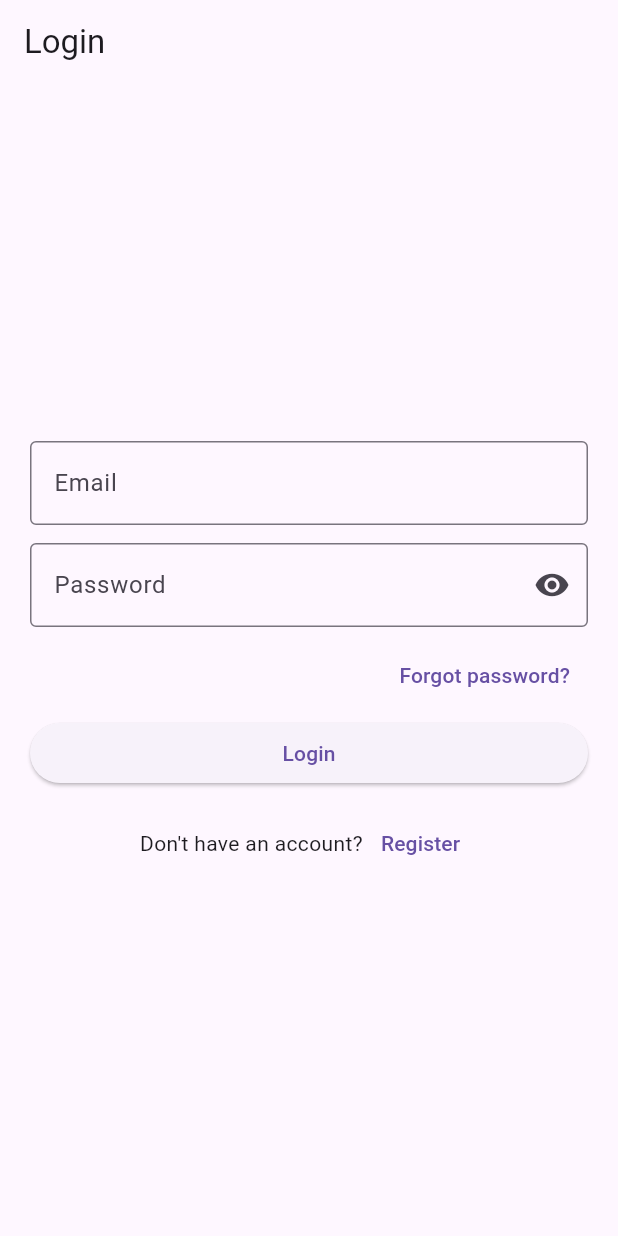
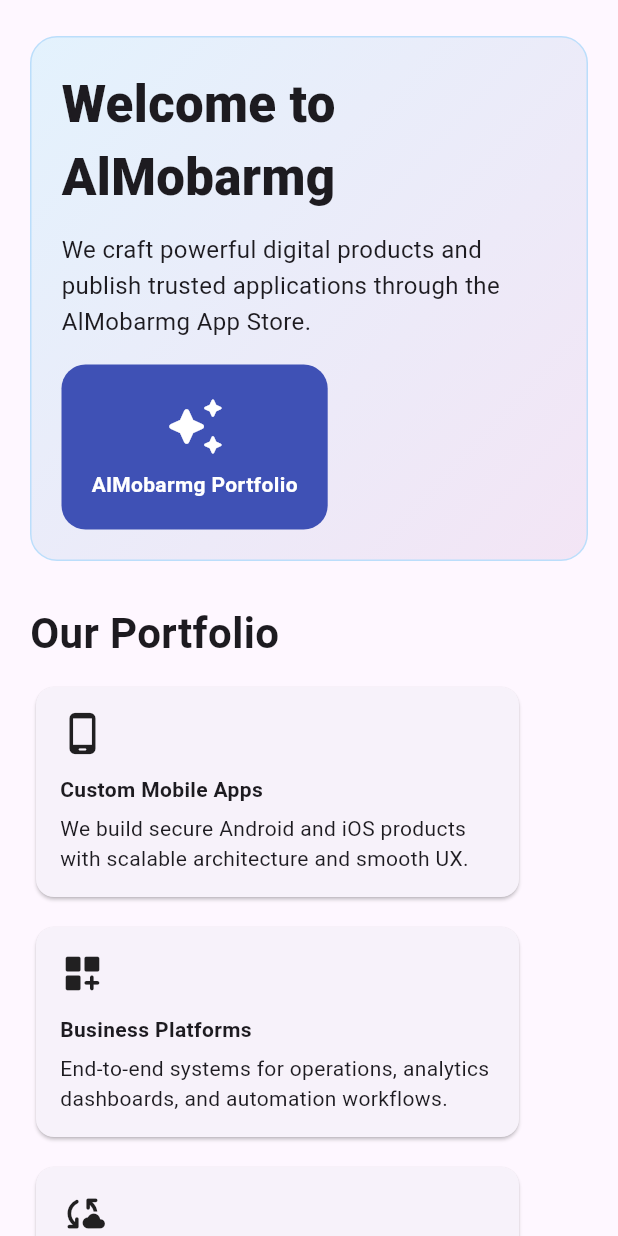
Before and after one commit to OmarlZanaty/AlMobarmg-App-Store, a Flutter app: the screen it shows after launch, on a phone screen of 412 x 824 dp. Run offline on Flutter 3.47's test engine with Material 3 defaults, Android fonts, the phone set to English and light mode, and no system bars; our stand-ins replace cached_network_image, dio, file_picker, flutter_riverpod, flutter_secure_storage, fluttertoast and 5 more; missing offline and left inert: flutter_stripe.

Commit message:
feat: replace root with portfolio landing and role-based signup

```diff
--- a/frontend/lib/main.dart
+++ b/frontend/lib/main.dart
@@ -17,6 +17,7 @@ import 'screens/developer/upload_screen.dart';
 import 'screens/fix_rejection_screen.dart';
 import 'screens/home_screen.dart';
 import 'screens/install_guide_screen.dart';
+import 'screens/landing_screen.dart';
 import 'screens/security_report_screen.dart';
 
 void main() {
@@ -72,9 +73,14 @@ final goRouterProvider = Provider<GoRouter>((ref) {
   return GoRouter(
     initialLocation: '/',
     routes: [
-      GoRoute(path: '/', builder: (context, state) => const SplashGate()),
+      GoRoute(path: '/', builder: (_, __) => const LandingScreen()),
       GoRoute(path: '/login', builder: (_, __) => const LoginScreen()),
-      GoRoute(path: '/register', builder: (_, __) => const RegisterScreen()),
+      GoRoute(
+        path: '/register',
+        builder: (context, state) => RegisterScreen(
+          initialRole: state.uri.queryParameters['role'],
+        ),
+      ),
       GoRoute(
         path: '/verify-email',
         builder: (context, state) =>
@@ -169,33 +175,3 @@ class AlMobarmgStoreApp extends ConsumerWidget {
     );
   }
 }
-
-class SplashGate extends ConsumerWidget {
-  const SplashGate({super.key});
-
-  @override
-  Widget build(BuildContext context, WidgetRef ref) {
-    final auth = ref.watch(authStateProvider);
-
-    if (auth.loading) {
-      return const Scaffold(body: Center(child: CircularProgressIndicator()));
-    }
-
-    WidgetsBinding.instance.addPostFrameCallback((_) {
-      if (!context.mounted) return;
-      if (!auth.isAuthenticated) {
-        context.go('/login');
-      } else if (auth.role == 'admin') {
-        context.go('/admin/queue');
-      } else if (auth.role == 'developer') {
-        context.go('/developer/dashboard');
-      } else {
-        context.go('/home');
-      }
-    });
-
-    return const Scaffold(
-      body: Center(child: Text('Launching Al Mobarmg Store...')),
-    );
-  }
-}
--- a/frontend/lib/screens/auth/register_screen.dart
+++ b/frontend/lib/screens/auth/register_screen.dart
@@ -5,7 +5,9 @@ import 'package:go_router/go_router.dart';
 import '../../providers.dart';
 
 class RegisterScreen extends ConsumerStatefulWidget {
-  const RegisterScreen({super.key});
+  const RegisterScreen({super.key, this.initialRole});
+
+  final String? initialRole;
 
   @override
   ConsumerState<RegisterScreen> createState() => _RegisterScreenState();
@@ -21,6 +23,16 @@ class _RegisterScreenState extends ConsumerState<RegisterScreen> {
   bool _submitting = false;
   bool _obscurePassword = true;
   bool _obscureConfirmPassword = true;
+  String _selectedRole = 'user';
+
+  @override
+  void initState() {
+    super.initState();
+    final initialRole = widget.initialRole;
+    if (initialRole == 'developer' || initialRole == 'user') {
+      _selectedRole = initialRole!;
+    }
+  }
 
   @override
   void dispose() {
@@ -42,6 +54,7 @@ class _RegisterScreenState extends ConsumerState<RegisterScreen> {
         'name': _nameController.text.trim(),
         'email': _emailController.text.trim(),
         'password': _passwordController.text,
+        'role': _selectedRole,
       });
 
       if (!mounted) return;
@@ -89,6 +102,28 @@ class _RegisterScreenState extends ConsumerState<RegisterScreen> {
                         if (name.isEmpty) return 'Name is required';
                         if (name.length < 2) return 'Name must be at least 2 characters';
                         return null;
+                      },
+                    ),
+                    const SizedBox(height: 12),
+                    DropdownButtonFormField<String>(
+                      value: _selectedRole,
+                      decoration: const InputDecoration(
+                        labelText: 'Account type',
+                        border: OutlineInputBorder(),
+                      ),
+                      items: const [
+                        DropdownMenuItem(
+                          value: 'user',
+                          child: Text('User Account'),
+                        ),
+                        DropdownMenuItem(
+                          value: 'developer',
+                          child: Text('Developer Account'),
+                        ),
+                      ],
+                      onChanged: (value) {
+                        if (value == null) return;
+                        setState(() => _selectedRole = value);
                       },
                     ),
                     const SizedBox(height: 12),
--- /dev/null
+++ b/frontend/lib/screens/landing_screen.dart
@@ -0,0 +1,248 @@
+import 'package:flutter/material.dart';
+import 'package:go_router/go_router.dart';
+
+class LandingScreen extends StatelessWidget {
+  const LandingScreen({super.key});
+
+  @override
+  Widget build(BuildContext context) {
+    final width = MediaQuery.of(context).size.width;
+    final isWide = width >= 900;
+
+    return Scaffold(
+      body: SafeArea(
+        child: SingleChildScrollView(
+          padding: const EdgeInsets.symmetric(horizontal: 20, vertical: 24),
+          child: Center(
+            child: ConstrainedBox(
+              constraints: const BoxConstraints(maxWidth: 1100),
+              child: Column(
+                crossAxisAlignment: CrossAxisAlignment.stretch,
+                children: [
+                  _HeroSection(isWide: isWide),
+                  const SizedBox(height: 28),
+                  const Text(
+                    'Our Portfolio',
+                    style: TextStyle(fontSize: 28, fontWeight: FontWeight.w700),
+                  ),
+                  const SizedBox(height: 12),
+                  Wrap(
+                    spacing: 12,
+                    runSpacing: 12,
+                    children: const [
+                      _PortfolioCard(
+                        title: 'Custom Mobile Apps',
+                        description:
+                            'We build secure Android and iOS products with scalable architecture and smooth UX.',
+                        icon: Icons.phone_android_rounded,
+                      ),
+                      _PortfolioCard(
+                        title: 'Business Platforms',
+                        description:
+                            'End-to-end systems for operations, analytics dashboards, and automation workflows.',
+                        icon: Icons.dashboard_customize_rounded,
+                      ),
+                      _PortfolioCard(
+                        title: 'AI & Cloud Integrations',
+                        description:
+                            'Smart integrations that connect your apps with AI services and cloud-native APIs.',
+                        icon: Icons.cloud_sync_rounded,
+                      ),
+                    ],
+                  ),
+                  const SizedBox(height: 28),
+                  const Text(
+                    'Our Work Process',
+                    style: TextStyle(fontSize: 28, fontWeight: FontWeight.w700),
+                  ),
+                  const SizedBox(height: 12),
+                  const _ChecklistTile(
+                    title: 'Discovery & Product Strategy',
+                    subtitle: 'We define scope, user journeys, and delivery milestones.',
+                  ),
+                  const _ChecklistTile(
+                    title: 'Design & Development',
+                    subtitle: 'UI/UX design, app engineering, backend implementation, and QA.',
+                  ),
+                  const _ChecklistTile(
+                    title: 'Launch & Maintenance',
+                    subtitle: 'Deployment support, monitoring, and continuous improvements.',
+                  ),
+                  const SizedBox(height: 28),
+                  Container(
+                    padding: const EdgeInsets.all(18),
+                    decoration: BoxDecoration(
+                      color: Colors.blueGrey.shade50,
+                      borderRadius: BorderRadius.circular(16),
+                      border: Border.all(color: Colors.blueGrey.shade100),
+                    ),
+                    child: const Column(
+                      crossAxisAlignment: CrossAxisAlignment.start,
+                      children: [
+                        Text(
+                          'Contact AlMobarmg',
+                          style: TextStyle(fontSize: 24, fontWeight: FontWeight.w700),
+                        ),
+                        SizedBox(height: 12),
+                        Text('Email: contact@almobarmg.com'),
+                        SizedBox(height: 6),
+                        Text('Phone: +966 50 000 0000'),
+                        SizedBox(height: 6),
+                        Text('Location: Saudi Arabia'),
+                      ],
+                    ),
+                  ),
+                  const SizedBox(height: 24),
+                  Wrap(
+                    spacing: 12,
+                    runSpacing: 12,
+                    children: [
+                      FilledButton.icon(
+                        onPressed: () => context.go('/register?role=developer'),
+                        icon: const Icon(Icons.engineering_rounded),
+                        label: const Text('Create Developer Account'),
+                      ),
+                      OutlinedButton.icon(
+                        onPressed: () => context.go('/register?role=user'),
+                        icon: const Icon(Icons.person_add_alt_rounded),
+                        label: const Text('Create User Account'),
+                      ),
+                      IconButton.filledTonal(
+                        tooltip: 'Open AlMobarmg App Store login',
+                        onPressed: () => context.go('/login'),
+                        icon: const Icon(Icons.storefront_rounded),
+                      ),
+                    ],
+                  ),
+                ],
+              ),
+            ),
+          ),
+        ),
+      ),
+    );
+  }
+}
+
+class _HeroSection extends StatelessWidget {
+  const _HeroSection({required this.isWide});
+
+  final bool isWide;
+
+  @override
+  Widget build(BuildContext context) {
+    const textSection = Column(
+      crossAxisAlignment: CrossAxisAlignment.start,
+      children: [
+        Text(
+          'Welcome to AlMobarmg',
+          style: TextStyle(fontSize: 34, fontWeight: FontWeight.w800),
+        ),
+        SizedBox(height: 12),
+        Text(
+          'We craft powerful digital products and publish trusted applications through the AlMobarmg App Store.',
+          style: TextStyle(fontSize: 16, height: 1.5),
+        ),
+      ],
+    );
+
+    final badge = Container(
+      padding: const EdgeInsets.all(20),
+      decoration: BoxDecoration(
+        color: Colors.indigo,
+        borderRadius: BorderRadius.circular(16),
+      ),
+      child: const Column(
+        mainAxisSize: MainAxisSize.min,
+        children: [
+          Icon(Icons.auto_awesome_rounded, color: Colors.white, size: 42),
+          SizedBox(height: 8),
+          Text(
+            'AlMobarmg Portfolio',
+            style: TextStyle(color: Colors.white, fontWeight: FontWeight.w700),
+          ),
+        ],
+      ),
+    );
+
+    return Container(
+      padding: const EdgeInsets.all(20),
+      decoration: BoxDecoration(
+        gradient: LinearGradient(
+          colors: [Colors.blue.shade50, Colors.purple.shade50],
+          begin: Alignment.topLeft,
+          end: Alignment.bottomRight,
+        ),
+        borderRadius: BorderRadius.circular(18),
+        border: Border.all(color: Colors.blue.shade100),
+      ),
+      child: isWide
+          ? Row(
+              children: [
+                Expanded(child: textSection),
+                const SizedBox(width: 18),
+                badge,
+              ],
+            )
+          : Column(
+              crossAxisAlignment: CrossAxisAlignment.start,
+              children: [
+                textSection,
+                const SizedBox(height: 16),
+                badge,
+              ],
+            ),
+    );
+  }
+}
+
+class _PortfolioCard extends StatelessWidget {
+  const _PortfolioCard({
+    required this.title,
+    required this.description,
+    required this.icon,
+  });
+
+  final String title;
+  final String description;
+  final IconData icon;
+
+  @override
+  Widget build(BuildContext context) {
+    return SizedBox(
+      width: 330,
+      child: Card(
+        child: Padding(
+          padding: const EdgeInsets.all(16),
+          child: Column(
+            crossAxisAlignment: CrossAxisAlignment.start,
+            children: [
+              Icon(icon, size: 30),
+              const SizedBox(height: 12),
+              Text(title, style: const TextStyle(fontWeight: FontWeight.w700)),
+              const SizedBox(height: 6),
+              Text(description),
+            ],
+          ),
+        ),
+      ),
+    );
+  }
+}
+
+class _ChecklistTile extends StatelessWidget {
+  const _ChecklistTile({required this.title, required this.subtitle});
+
+  final String title;
+  final String subtitle;
+
+  @override
+  Widget build(BuildContext context) {
+    return ListTile(
+      contentPadding: EdgeInsets.zero,
+      leading: const Icon(Icons.check_circle_rounded, color: Colors.green),
+      title: Text(title, style: const TextStyle(fontWeight: FontWeight.w600)),
+      subtitle: Text(subtitle),
+    );
+  }
+}
```
Also changed, not shown: 1 other file.
